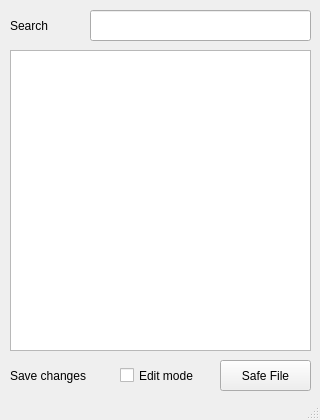
This is quickpass.ui in cixtor/quickpass as Qt 5 draws it before an edit. The edited form follows.
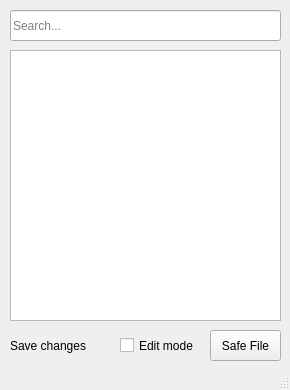
This is the edited form.

Commit message: Modified. Interface simplified for new options

```diff
--- a/quickpass.ui
+++ b/quickpass.ui
@@ -6,55 +6,45 @@
    <rect>
     <x>0</x>
     <y>0</y>
-    <width>320</width>
-    <height>420</height>
+    <width>290</width>
+    <height>390</height>
    </rect>
   </property>
   <property name="minimumSize">
    <size>
-    <width>320</width>
-    <height>420</height>
+    <width>290</width>
+    <height>390</height>
    </size>
   </property>
   <property name="maximumSize">
    <size>
-    <width>320</width>
-    <height>420</height>
+    <width>290</width>
+    <height>390</height>
    </size>
   </property>
   <property name="windowTitle">
    <string>Quickpass</string>
   </property>
   <widget class="QWidget" name="centralWidget">
-   <widget class="QLabel" name="searchLabel">
-    <property name="geometry">
-     <rect>
-      <x>10</x>
-      <y>10</y>
-      <width>71</width>
-      <height>31</height>
-     </rect>
-    </property>
-    <property name="text">
-     <string>Search</string>
-    </property>
-   </widget>
    <widget class="QLineEdit" name="searchEntry">
     <property name="geometry">
      <rect>
-      <x>90</x>
+      <x>10</x>
       <y>10</y>
-      <width>221</width>
+      <width>271</width>
       <height>31</height>
      </rect>
     </property>
+    <property name="placeholderText">
+     <string>Search...</string>
+    </property>
    </widget>
    <widget class="QLabel" name="saveFileLabel">
     <property name="geometry">
      <rect>
       <x>10</x>
-      <y>360</y>
-      <width>101</width>
+      <y>330</y>
+      <width>91</width>
       <height>31</height>
      </rect>
     </property>
@@ -65,9 +55,9 @@
    <widget class="QPushButton" name="saveFileBtn">
     <property name="geometry">
      <rect>
-      <x>220</x>
-      <y>360</y>
-      <width>91</width>
+      <x>210</x>
+      <y>330</y>
+      <width>71</width>
       <height>31</height>
      </rect>
     </property>
@@ -80,16 +70,21 @@
      <rect>
       <x>10</x>
       <y>50</y>
-      <width>301</width>
-      <height>301</height>
+      <width>271</width>
+      <height>271</height>
      </rect>
     </property>
+    <property name="font">
+     <font>
+      <family>Monospace</family>
+     </font>
+    </property>
    </widget>
    <widget class="QCheckBox" name="editModeCheckbox">
     <property name="geometry">
      <rect>
       <x>120</x>
-      <y>360</y>
+      <y>330</y>
       <width>91</width>
       <height>31</height>
      </rect>
```
